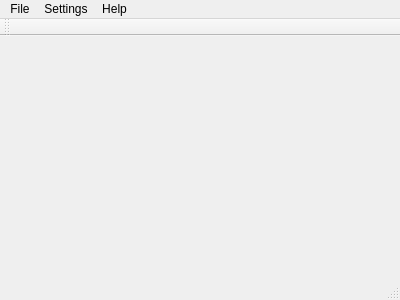
Above: VCL/mainwindow.ui from CerberPup/VersionControl before the change. Below: the same form after it.
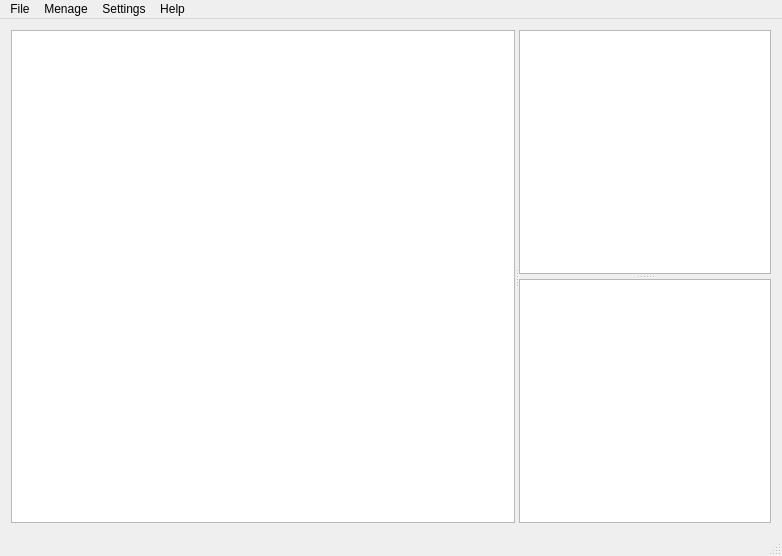
That is the form after the change.

What changed in the file:
```diff
--- a/VCL/mainwindow.ui
+++ b/VCL/mainwindow.ui
@@ -6,20 +6,134 @@
    <rect>
     <x>0</x>
     <y>0</y>
-    <width>400</width>
-    <height>300</height>
+    <width>782</width>
+    <height>556</height>
    </rect>
   </property>
   <property name="windowTitle">
    <string>MainWindow</string>
   </property>
-  <widget class="QWidget" name="centralWidget"/>
+  <widget class="QWidget" name="centralWidget">
+   <layout class="QGridLayout" name="gridLayout">
+    <item row="0" column="0">
+     <widget class="QSplitter" name="splitter_2">
+      <property name="sizePolicy">
+       <sizepolicy hsizetype="Minimum" vsizetype="Minimum">
+        <horstretch>0</horstretch>
+        <verstretch>0</verstretch>
+       </sizepolicy>
+      </property>
+      <property name="orientation">
+       <enum>Qt::Horizontal</enum>
+      </property>
+      <property name="childrenCollapsible">
+       <bool>false</bool>
+      </property>
+      <widget class="QTreeView" name="treeView">
+       <property name="enabled">
+        <bool>true</bool>
+       </property>
+       <property name="sizePolicy">
+        <sizepolicy hsizetype="Minimum" vsizetype="Expanding">
+         <horstretch>4</horstretch>
+         <verstretch>0</verstretch>
+        </sizepolicy>
+       </property>
+       <property name="minimumSize">
+        <size>
+         <width>100</width>
+         <height>200</height>
+        </size>
+       </property>
+       <property name="maximumSize">
+        <size>
+         <width>16777215</width>
+         <height>16777215</height>
+        </size>
+       </property>
+       <property name="sizeIncrement">
+        <size>
+         <width>0</width>
+         <height>0</height>
+        </size>
+       </property>
+       <property name="baseSize">
+        <size>
+         <width>0</width>
+         <height>0</height>
+        </size>
+       </property>
+       <attribute name="headerVisible">
+        <bool>true</bool>
+       </attribute>
+      </widget>
+      <widget class="QSplitter" name="splitter">
+       <property name="sizePolicy">
+        <sizepolicy hsizetype="MinimumExpanding" vsizetype="Expanding">
+         <horstretch>2</horstretch>
+         <verstretch>0</verstretch>
+        </sizepolicy>
+       </property>
+       <property name="minimumSize">
+        <size>
+         <width>200</width>
+         <height>200</height>
+        </size>
+       </property>
+       <property name="frameShadow">
+        <enum>QFrame::Plain</enum>
+       </property>
+       <property name="orientation">
+        <enum>Qt::Vertical</enum>
+       </property>
+       <property name="opaqueResize">
+        <bool>true</bool>
+       </property>
+       <property name="handleWidth">
+        <number>5</number>
+       </property>
+       <property name="childrenCollapsible">
+        <bool>false</bool>
+       </property>
+       <widget class="QListView" name="listView">
+        <property name="sizePolicy">
+         <sizepolicy hsizetype="Expanding" vsizetype="Preferred">
+          <horstretch>0</horstretch>
+          <verstretch>0</verstretch>
+         </sizepolicy>
+        </property>
+        <property name="minimumSize">
+         <size>
+          <width>0</width>
+          <height>142</height>
+         </size>
+        </property>
+       </widget>
+       <widget class="QColumnView" name="columnView">
+        <property name="sizePolicy">
+         <sizepolicy hsizetype="Expanding" vsizetype="Preferred">
+          <horstretch>0</horstretch>
+          <verstretch>0</verstretch>
+         </sizepolicy>
+        </property>
+        <property name="minimumSize">
+         <size>
+          <width>0</width>
+          <height>100</height>
+         </size>
+        </property>
+       </widget>
+      </widget>
+     </widget>
+    </item>
+   </layout>
+  </widget>
   <widget class="QMenuBar" name="menuBar">
    <property name="geometry">
     <rect>
      <x>0</x>
      <y>0</y>
-     <width>400</width>
+     <width>782</width>
      <height>21</height>
     </rect>
    </property>
@@ -41,18 +155,21 @@
      <string>Settings</string>
     </property>
    </widget>
+   <widget class="QMenu" name="menuMenage">
+    <property name="enabled">
+     <bool>true</bool>
+    </property>
+    <property name="title">
+     <string>Menage</string>
+    </property>
+    <addaction name="actionInitialize_Version_Control"/>
+    <addaction name="actionCommit_Changes"/>
+   </widget>
    <addaction name="menuFile"/>
+   <addaction name="menuMenage"/>
    <addaction name="menuSettings"/>
    <addaction name="menuOption"/>
   </widget>
-  <widget class="QToolBar" name="mainToolBar">
-   <attribute name="toolBarArea">
-    <enum>TopToolBarArea</enum>
-   </attribute>
-   <attribute name="toolBarBreak">
-    <bool>false</bool>
-   </attribute>
-  </widget>
   <widget class="QStatusBar" name="statusBar"/>
   <action name="actionOpen">
    <property name="text">
```
Left out of the diff: 35 changed lines with no effect on the pictures.
